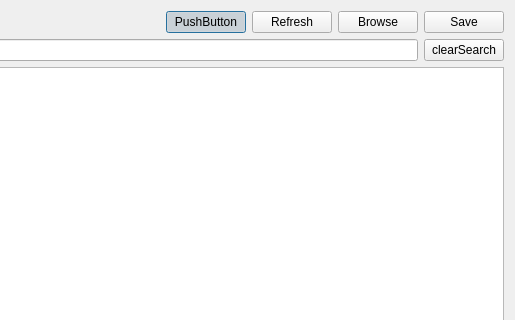
This is src/modules/module/ShowInfrastructure.ui in jensvogt/awsmock-qt-ui as Qt 5 draws it before an edit; both pictures show x 880 to 1395 and y 0 to 320 of the 1395 by 769 pixel window. The edited form follows.
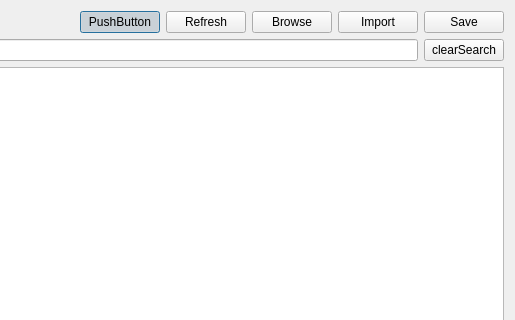
This is the edited form.

Commit message: fix: import of infrastructure

```diff
--- a/src/modules/module/ShowInfrastructure.ui
+++ b/src/modules/module/ShowInfrastructure.ui
@@ -74,6 +74,16 @@
        </property>
       </widget>
      </item>
+     <item>
+      <widget class="QPushButton" name="importButton">
+       <property name="toolTip">
+        <string>Import JSON into database</string>
+       </property>
+       <property name="text">
+        <string>Import</string>
+       </property>
+      </widget>
+     </item>
      <item>
       <widget class="QPushButton" name="saveButton">
        <property name="toolTip">
```
The commit also changes 4 other files.
